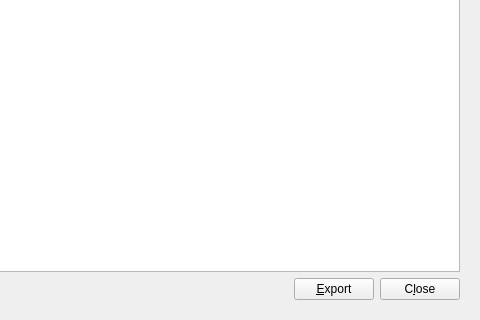
The window that src/qt/forms/addressbookpage.ui (deeponion/deeponion) describes before a commit, drawn with Qt 5; both pictures show x 362 to 842 and y 229 to 549 of the 842 by 549 pixel window.
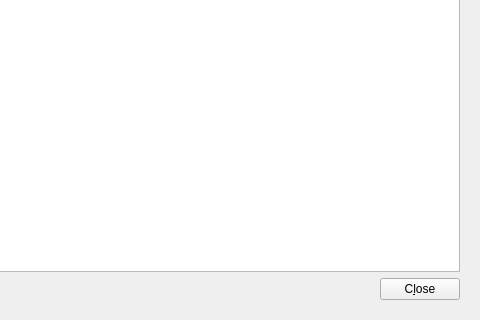
The same window after the commit. Icons and pictures are not drawn.

Commit message: Added export button to toolbar.

The edit to the form file:
```diff
--- a/src/qt/forms/addressbookpage.ui
+++ b/src/qt/forms/addressbookpage.ui
@@ -192,23 +192,6 @@
            </property>
           </spacer>
          </item>
-         <item>
-          <widget class="QPushButton" name="exportButton">
-           <property name="toolTip">
-            <string>Export the data in the current tab to a file</string>
-           </property>
-           <property name="text">
-            <string>&amp;Export</string>
-           </property>
-           <property name="icon">
-            <iconset resource="../bitcoin.qrc">
-             <normaloff>:/icons/export</normaloff>:/icons/export</iconset>
-           </property>
-           <property name="autoDefault">
-            <bool>false</bool>
-           </property>
-          </widget>
-         </item>
          <item>
           <widget class="QPushButton" name="closeButton">
            <property name="sizePolicy">
```
The commit also changes 7 other files.
